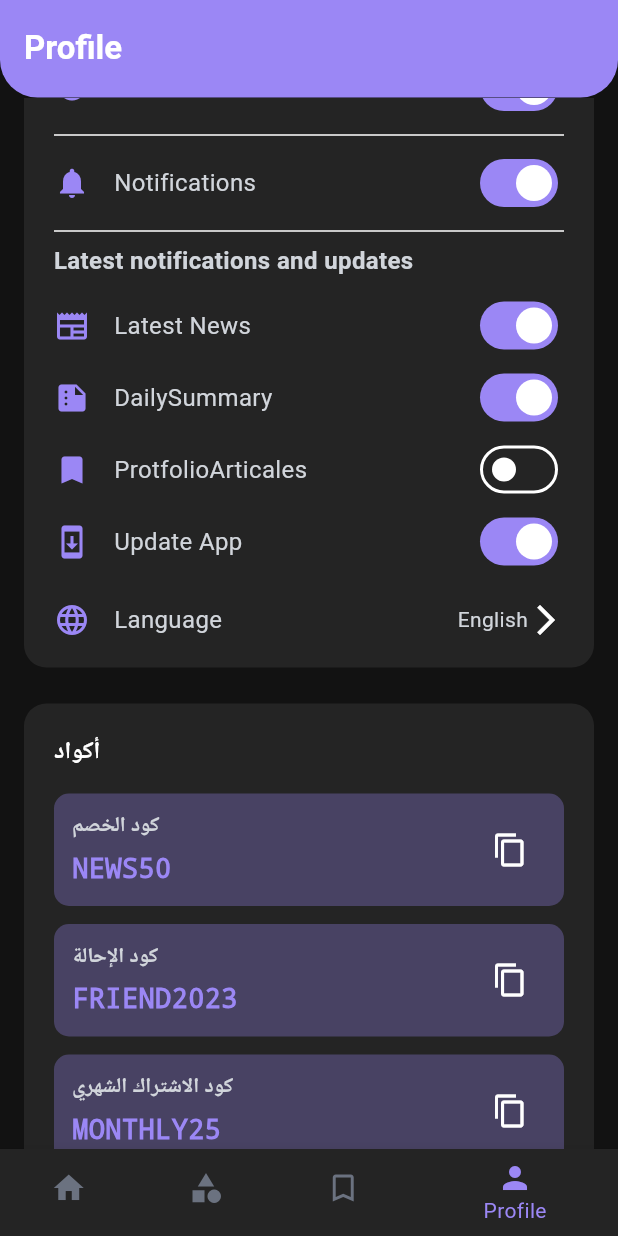
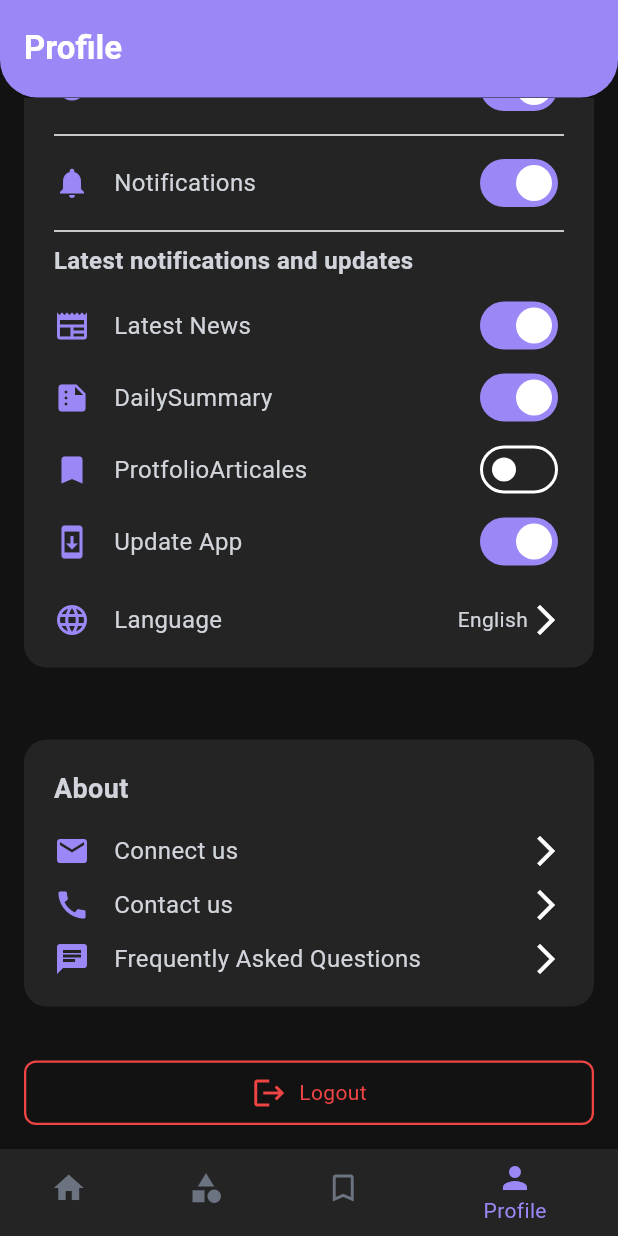
Before and after one commit to YoussefHamada-cs/news, a Flutter app: the ProfileView screen opened by its route, scrolled down 407 dp, on a phone screen of 412 x 824 dp. Run offline on Flutter 3.47's test engine with Material 3 defaults, Android fonts, the phone set to English and light mode, and no system bars; our stand-ins replace cached_network_image, go_router, shimmer; network calls fail.

Commit message:
delete codesection

```diff
--- a/lib/features/profile/presentation/views/profile_view.dart
+++ b/lib/features/profile/presentation/views/profile_view.dart
@@ -1,7 +1,7 @@
 import 'package:flutter/material.dart';
 import 'package:news/core/resources/app_strings.dart';
 import 'package:news/features/profile/presentation/widgets/connect_us_section.dart';
-import 'package:news/features/profile/presentation/widgets/codes_section_widget.dart';
+
 import 'package:news/features/profile/presentation/widgets/log_out_button.dart';
 import 'package:news/features/profile/presentation/widgets/profile_card_widget.dart';
 import 'package:news/features/profile/presentation/widgets/settings_section_widget.dart';
@@ -33,7 +33,6 @@ class ProfileView extends StatelessWidget {
             SizedBox(height: 24),
 
             // Codes Section
-            CodesSectionWidget(),
 
             SizedBox(height: 24),
 
--- a/lib/features/profile/presentation/widgets/codes_section_widget.dart
+++ /dev/null
@@ -1,197 +0,0 @@
-import 'package:flutter/material.dart';
-import 'package:flutter/services.dart';
-
-class CodesSectionWidget extends StatelessWidget {
-  const CodesSectionWidget({Key? key}) : super(key: key);
-
-  @override
-  Widget build(BuildContext context) {
-    return Container(
-      margin: const EdgeInsets.symmetric(horizontal: 16),
-      padding: const EdgeInsets.all(20),
-      decoration: BoxDecoration(
-        color: Theme.of(context).colorScheme.surface,
-        borderRadius: BorderRadius.circular(15),
-        boxShadow: [
-          BoxShadow(
-            color: Colors.black.withOpacity(0.05),
-            blurRadius: 10,
-            offset: const Offset(0, 5),
-          ),
-        ],
-      ),
-      child: Column(
-        crossAxisAlignment: CrossAxisAlignment.start,
-        children: [
-          Text(
-            'أكواد',
-            style: Theme.of(context).textTheme.titleMedium?.copyWith(
-                  fontWeight: FontWeight.bold,
-                ),
-          ),
-          const SizedBox(height: 16),
-
-          // Code items
-          CodeItem(
-            title: 'كود الخصم',
-            code: 'NEWS50',
-            onCopy: () {
-              Clipboard.setData(const ClipboardData(text: 'NEWS50'));
-              ScaffoldMessenger.of(context).showSnackBar(
-                const SnackBar(content: Text('تم نسخ الكود')),
-              );
-            },
-          ),
-
-          const SizedBox(height: 12),
-
-          CodeItem(
-            title: 'كود الإحالة',
-            code: 'FRIEND2023',
-            onCopy: () {
-              Clipboard.setData(const ClipboardData(text: 'FRIEND2023'));
-              ScaffoldMessenger.of(context).showSnackBar(
-                const SnackBar(content: Text('تم نسخ الكود')),
-              );
-            },
-          ),
-
-          const SizedBox(height: 12),
-
-          CodeItem(
-            title: 'كود الاشتراك الشهري',
-            code: 'MONTHLY25',
-            onCopy: () {
-              Clipboard.setData(const ClipboardData(text: 'MONTHLY25'));
-              ScaffoldMessenger.of(context).showSnackBar(
-                const SnackBar(content: Text('تم نسخ الكود')),
-              );
-            },
-          ),
-
-          const SizedBox(height: 16),
-
-          // Add code button
-          Center(
-            child: OutlinedButton.icon(
-              onPressed: () {
-                _showAddCodeDialog(context);
-              },
-              icon: const Icon(Icons.add),
-              label: const Text('إضافة كود جديد'),
-              style: OutlinedButton.styleFrom(
-                padding: const EdgeInsets.symmetric(
-                  horizontal: 20,
-                  vertical: 12,
-                ),
-              ),
-            ),
-          ),
-        ],
-      ),
-    );
-  }
-
-  Future<void> _showAddCodeDialog(BuildContext context) async {
-    return showDialog<void>(
-      context: context,
-      builder: (BuildContext context) {
-        return AlertDialog(
-          title: const Text('إضافة كود جديد'),
-          content: Column(
-            mainAxisSize: MainAxisSize.min,
-            children: [
-              TextField(
-                decoration: const InputDecoration(
-                  labelText: 'عنوان الكود',
-                  hintText: 'مثال: كود الخصم',
-                ),
-              ),
-              const SizedBox(height: 16),
-              TextField(
-                decoration: const InputDecoration(
-                  labelText: 'الكود',
-                  hintText: 'مثال: NEWS50',
-                ),
-              ),
-            ],
-          ),
-          actions: <Widget>[
-            TextButton(
-              child: const Text('إلغاء'),
-              onPressed: () {
-                Navigator.of(context).pop();
-              },
-            ),
-            FilledButton(
-              child: const Text('إضافة'),
-              onPressed: () {
-                Navigator.of(context).pop();
-                ScaffoldMessenger.of(context).showSnackBar(
-                  const SnackBar(content: Text('تم إضافة الكود')),
-                );
-              },
-            ),
-          ],
-        );
-      },
-    );
-  }
-}
-
-class CodeItem extends StatelessWidget {
-  final String title;
-  final String code;
-  final VoidCallback onCopy;
-
-  const CodeItem({
-    Key? key,
-    required this.title,
-    required this.code,
-    required this.onCopy,
-  }) : super(key: key);
-
-  @override
-  Widget build(BuildContext context) {
-    return Container(
-      padding: const EdgeInsets.all(12),
-      decoration: BoxDecoration(
-        color: Theme.of(context).colorScheme.primaryContainer.withOpacity(0.3),
-        borderRadius: BorderRadius.circular(10),
-      ),
-      child: Row(
-        children: [
-          Expanded(
-            child: Column(
-              crossAxisAlignment: CrossAxisAlignment.start,
-              children: [
-                Text(
-                  title,
-                  style: const TextStyle(
-                    fontSize: 14,
-                    fontWeight: FontWeight.bold,
-                  ),
-                ),
-                const SizedBox(height: 4),
-                Text(
-                  code,
-                  style: TextStyle(
-                    fontSize: 18,
-                    fontFamily: 'monospace',
-                    color: Theme.of(context).colorScheme.primary,
-                    fontWeight: FontWeight.bold,
-                  ),
-                ),
-              ],
-            ),
-          ),
-          IconButton(
-            onPressed: onCopy,
-            icon: const Icon(Icons.copy),
-            tooltip: 'نسخ الكود',
-          ),
-        ],
-      ),
-    );
-  }
-}
```
